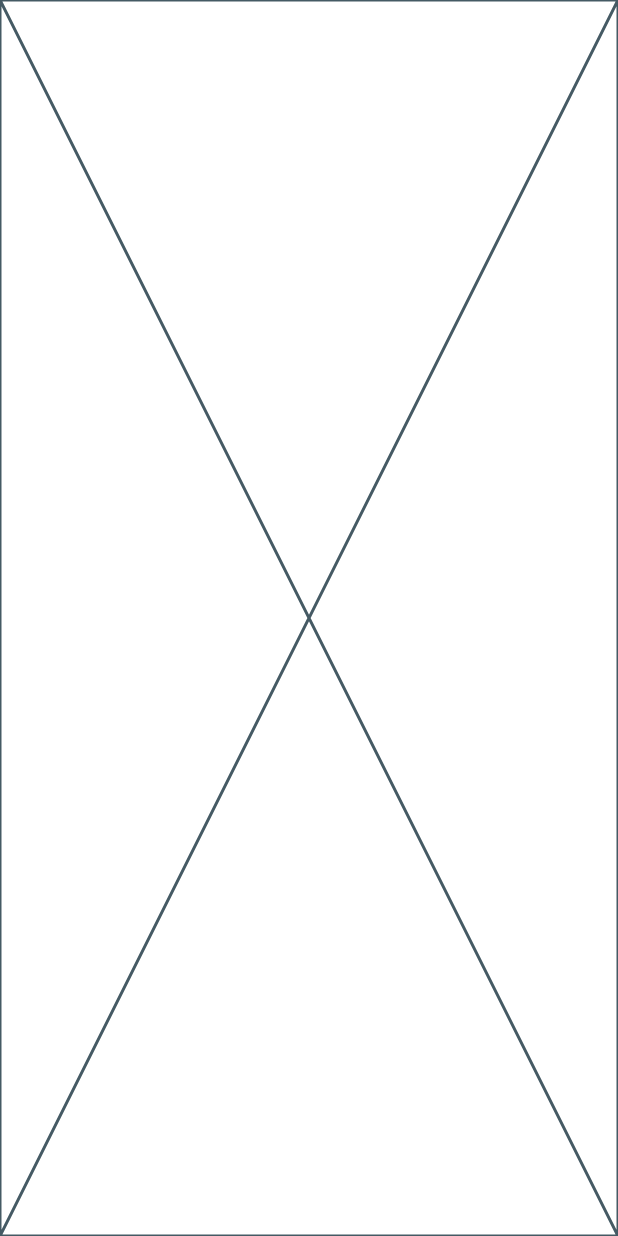
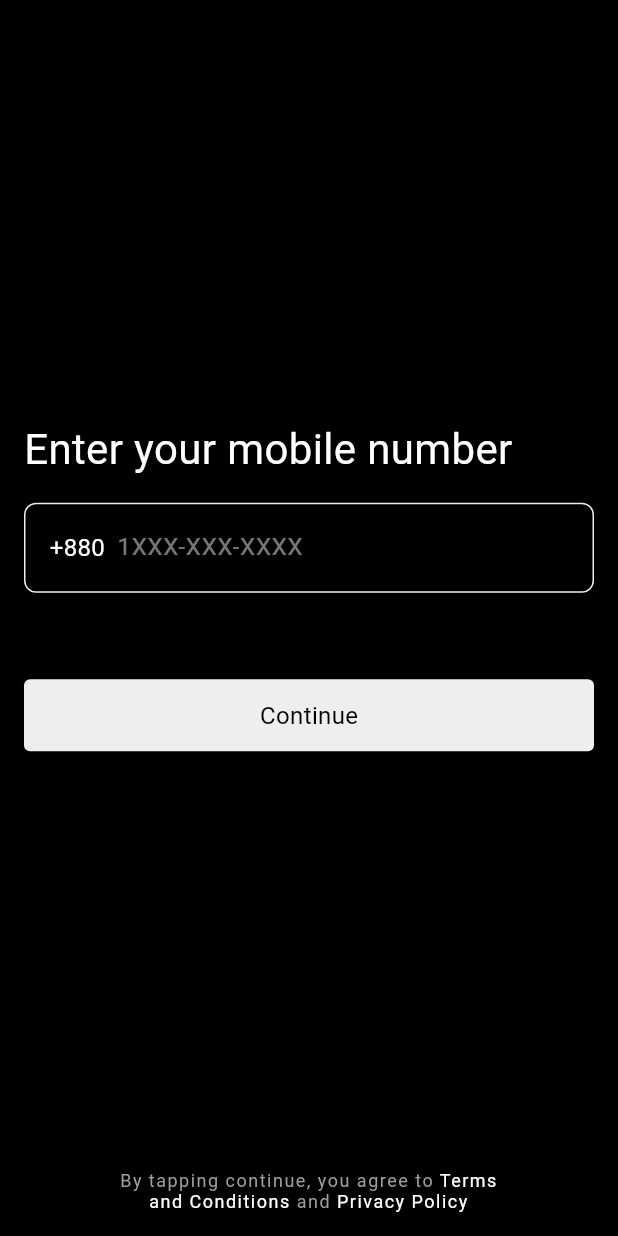
Before and after one commit to khsujon/Amar_Wallet, a Flutter app: the screen it shows after launch, after a tap on "Get Started", on a phone screen of 412 x 824 dp. Run offline on Flutter 3.47's test engine with Material 3 defaults, Android fonts, the phone set to English and light mode, and no system bars.

Commit message:
Login page ui complete

```diff
--- a/lib/constants/app_strings.dart
+++ b/lib/constants/app_strings.dart
@@ -3,4 +3,9 @@ class AppStrings {
   static const String getStartedSubtitle =
       'Get fast, secure access to your everyday\nessentials';
   static const String getStartedButtonText = 'Get Started';
+
+  //login page
+  static const String loginTitle = 'Enter your mobile number';
+  static const String continueButtonText = 'Continue';
+  static const String agreementText = 'By tapping continue, you agree to ';
 }
--- a/lib/screens/login_screen/login_screen.dart
+++ b/lib/screens/login_screen/login_screen.dart
@@ -1,15 +1,95 @@
+// lib/screens/login_screen/login_screen.dart
+import 'package:amar_wallet/screens/otp_screen/otp_screen.dart';
 import 'package:flutter/material.dart';
+import 'package:url_launcher/url_launcher.dart';
+import '../../constants/app_colors.dart';
+import '../../constants/app_strings.dart';
+import '../../utils/media_query_utils.dart';
+import '../../widgets/custom_primary_button.dart';
+import '../../widgets/custom_text_field.dart';
+import '../../widgets/tapable_text.dart';
 
 class LoginScreen extends StatefulWidget {
-  const LoginScreen({super.key});
+  const LoginScreen({Key? key}) : super(key: key);
 
   @override
   State<LoginScreen> createState() => _LoginScreenState();
 }
 
 class _LoginScreenState extends State<LoginScreen> {
+  late TextEditingController _phoneController;
+
+  @override
+  void initState() {
+    super.initState();
+    _phoneController = TextEditingController();
+  }
+
+  @override
+  void dispose() {
+    _phoneController.dispose();
+    super.dispose();
+  }
+
   @override
   Widget build(BuildContext context) {
-    return const Placeholder();
+    return Scaffold(
+      backgroundColor: AppColors.primaryColor,
+      body: SafeArea(
+        child: Padding(
+          padding: const EdgeInsets.symmetric(horizontal: 16),
+          child: Column(
+            crossAxisAlignment: CrossAxisAlignment.start,
+            children: [
+              const Spacer(),
+              // Title Text
+              const Text(
+                AppStrings.loginTitle,
+                style: TextStyle(
+                  fontSize: 28,
+                  fontWeight: FontWeight.w400,
+                  color: Colors.white,
+                ),
+              ),
+              const SizedBox(height: 16),
+              // Custom Text Field
+              CustomTextField(
+                hintText: '1XXX-XXX-XXXX',
+                fixedText: '+880',
+                controller: _phoneController,
+              ),
+              SizedBox(height: MediaQueryUtils.screenHeight * 0.07),
+              // Continue Button
+              CustomPrimaryButton(
+                width:
+                    MediaQueryUtils.screenWidth - 32, // Full width with padding
+                onTap: () {
+                  Navigator.push(
+                    context,
+                    MaterialPageRoute(builder: (context) => const OTPScreen()),
+                  );
+                },
+                text: AppStrings.continueButtonText,
+              ),
+              const Spacer(),
+              // Tapable Text
+              TapableText(
+                firstPart: AppStrings.agreementText,
+                secondPart: '',
+                onTapFirst: () {
+                  // Handle Terms and Conditions tap
+                  launchUrl(Uri.parse('https://example.com/terms'));
+                },
+                onTapSecond: () {
+                  // Handle Privacy Policy tap
+                  launchUrl(Uri.parse('https://example.com/privacy'));
+                },
+              ),
+              const SizedBox(height: 16),
+            ],
+          ),
+        ),
+      ),
+    );
   }
 }
--- /dev/null
+++ b/lib/screens/otp_screen/otp_screen.dart
@@ -0,0 +1,15 @@
+import 'package:flutter/material.dart';
+
+class OTPScreen extends StatefulWidget {
+  const OTPScreen({super.key});
+
+  @override
+  State<OTPScreen> createState() => _OTPScreenState();
+}
+
+class _OTPScreenState extends State<OTPScreen> {
+  @override
+  Widget build(BuildContext context) {
+    return const Placeholder();
+  }
+}
--- /dev/null
+++ b/lib/widgets/custom_text_field.dart
@@ -0,0 +1,63 @@
+// lib/widgets/custom_text_field.dart
+import 'package:flutter/material.dart';
+
+class CustomTextField extends StatelessWidget {
+  final String hintText;
+  final String fixedText;
+  final TextEditingController controller;
+
+  const CustomTextField({
+    Key? key,
+    required this.hintText,
+    required this.fixedText,
+    required this.controller,
+  }) : super(key: key);
+
+  @override
+  Widget build(BuildContext context) {
+    return Container(
+      width: double.infinity,
+      height: 60,
+      decoration: BoxDecoration(
+        borderRadius: BorderRadius.circular(8),
+        border: Border.all(
+          color: const Color.fromRGBO(238, 238, 238, 1),
+          width: 1,
+        ),
+      ),
+      child: Row(
+        children: [
+          // Fixed Text (+880)
+          Padding(
+            padding: const EdgeInsets.only(left: 16, right: 8),
+            child: Text(
+              fixedText,
+              style: const TextStyle(
+                fontSize: 16,
+                fontWeight: FontWeight.w400,
+                color: Colors.white,
+              ),
+            ),
+          ),
+          // Vertical Divider
+
+          // TextField
+          Expanded(
+            child: TextField(
+              controller: controller,
+              decoration: InputDecoration(
+                hintText: hintText,
+                hintStyle: const TextStyle(
+                  fontSize: 16,
+                  fontWeight: FontWeight.w400,
+                  color: Color.fromRGBO(238, 238, 238, 0.5),
+                ),
+                border: InputBorder.none,
+              ),
+            ),
+          ),
+        ],
+      ),
+    );
+  }
+}
--- /dev/null
+++ b/lib/widgets/tapable_text.dart
@@ -0,0 +1,58 @@
+// lib/widgets/tapable_text.dart
+import 'package:flutter/gestures.dart';
+import 'package:flutter/material.dart';
+import 'package:url_launcher/url_launcher.dart';
+
+class TapableText extends StatelessWidget {
+  final String firstPart;
+  final String secondPart;
+  final VoidCallback onTapFirst;
+  final VoidCallback onTapSecond;
+
+  const TapableText({
+    Key? key,
+    required this.firstPart,
+    required this.secondPart,
+    required this.onTapFirst,
+    required this.onTapSecond,
+  }) : super(key: key);
+
+  @override
+  Widget build(BuildContext context) {
+    return Center(
+      child: RichText(
+        textAlign: TextAlign.center,
+        text: TextSpan(
+          text: firstPart,
+          style: const TextStyle(
+            letterSpacing: 1,
+            fontSize: 12,
+            fontWeight: FontWeight.w400,
+            color: Colors.grey,
+          ),
+          children: [
+            TextSpan(
+              text: 'Terms\nand Conditions',
+              style: const TextStyle(
+                fontSize: 12,
+                fontWeight: FontWeight.w400,
+                color: Colors.white,
+              ),
+              recognizer: TapGestureRecognizer()..onTap = onTapFirst,
+            ),
+            const TextSpan(text: ' and '),
+            TextSpan(
+              text: 'Privacy Policy',
+              style: const TextStyle(
+                fontSize: 12,
+                fontWeight: FontWeight.w400,
+                color: Colors.white,
+              ),
+              recognizer: TapGestureRecognizer()..onTap = onTapSecond,
+            ),
+          ],
+        ),
+      ),
+    );
+  }
+}
--- a/pubspec.yaml
+++ b/pubspec.yaml
@@ -35,6 +35,7 @@ dependencies:
   # The following adds the Cupertino Icons font to your application.
   # Use with the CupertinoIcons class for iOS style icons.
   cupertino_icons: ^1.0.8
+  url_launcher:
 
 dev_dependencies:
   flutter_test:
```
Also changed, not shown: pubspec.lock, 5 other files.
